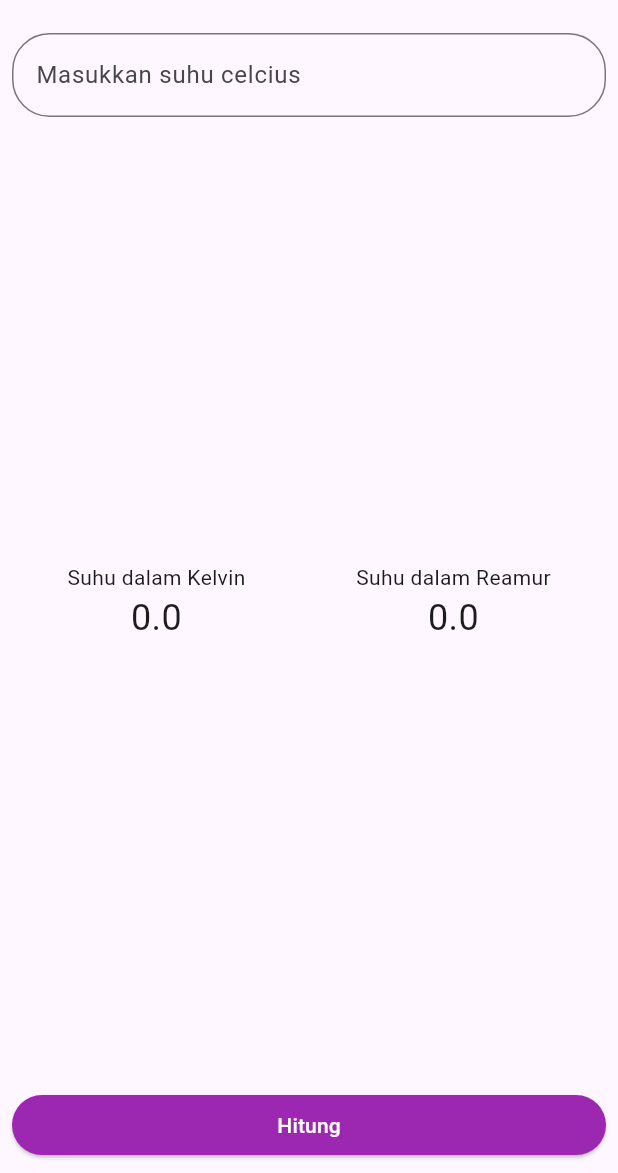
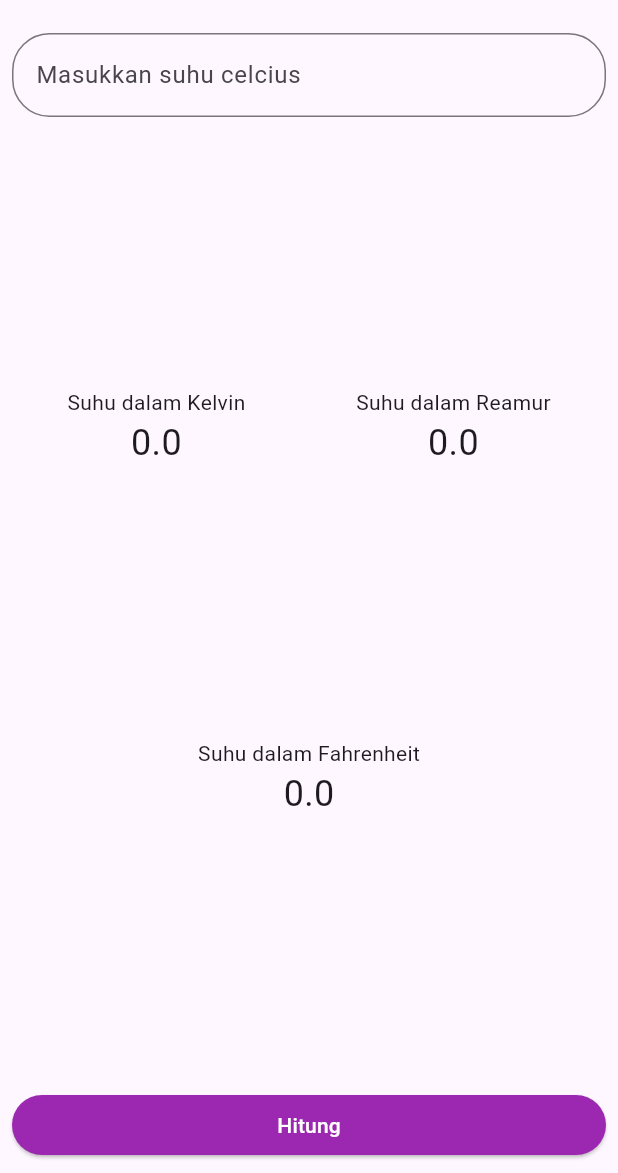
Before and after one commit to tarnishedrey/Temperature-converter, a Flutter app: the screen it shows after launch, on a phone screen of 412 x 824 dp, the part 63-1236 px from its top. Run offline on Flutter 3.47's test engine with Material 3 defaults, Android fonts, the phone set to English and light mode, and no system bars.

Commit message:
finish, maybe

```diff
--- a/lib/main.dart
+++ b/lib/main.dart
@@ -34,6 +34,7 @@ class _MyAppState extends State<MyApp> {
   @override
   Widget build(BuildContext context) {
     return MaterialApp(
+        debugShowCheckedModeBanner: false,
         scaffoldMessengerKey: _messangerkey,
         title: 'Konverter suhu',
         theme: ThemeData(
@@ -93,6 +94,15 @@ class _MyAppState extends State<MyApp> {
                     )
                   ],
                 ),
+                Column(
+                  children: [
+                    Text("Suhu dalam Fahrenheit"),
+                    Text(
+                      fahrenheit.toString(),
+                      style: TextStyle(fontSize: 24),
+                    )
+                  ],
+                ),
                 ElevatedButton(
                   onPressed: () {
                     if (formkey.currentState!.validate()) {
```
